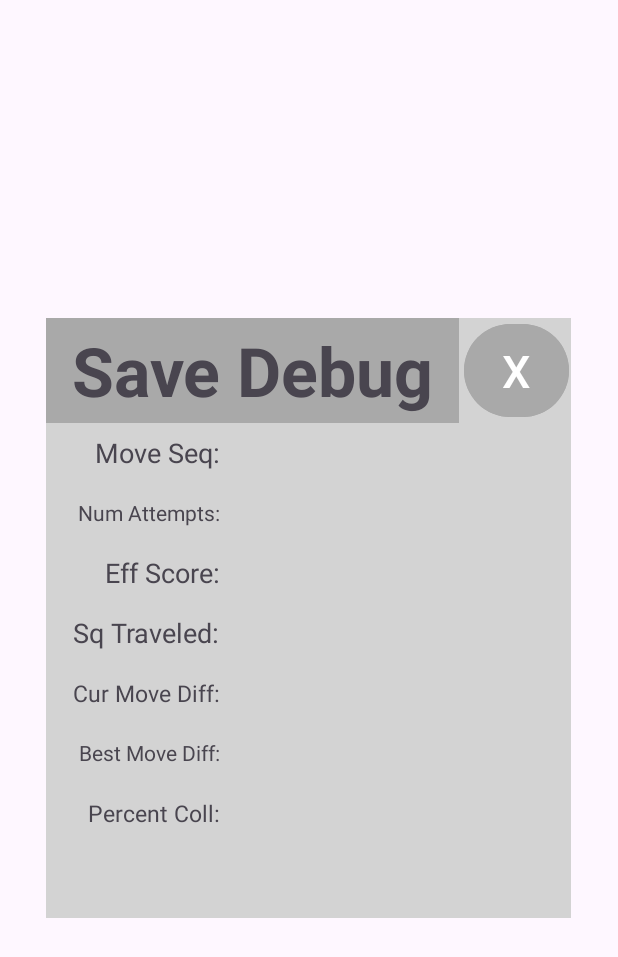
After one commit to GrahamMJohnson/RobotPuzzleGame, an Android app: the layout save_debug_dialog.xml on its own in the app's theme, with its tools: preview values and no code run, on a phone screen of 412 x 824 dp. The commit adds this screen. Shown: the top 957 px of the screen. Run offline under Robolectric (Android 15) with nearby library versions, the phone set to English and light mode, and no system bars.

Commit message:
Merged PR 40: Rewrote the save function to use JSON Objects, created a save debug alert, and implemented the save function.
Rewrote Save Function - Uses JSON Objects so that different levels can store data to different shared preferences entries.

Save Debug Alert - Something engineers can use to see what data is saved and make sure that the data is saving properly.

Implemented Save Function - Added lines of placeholder code to the back button click listener to save placeholder values. Once we start saving required data for next time, the placeholder data can be replaced with real variables.

Related work items: #90, #133, #138

```diff
--- /dev/null
+++ b/app/src/main/res/layout/save_debug_dialog.xml
@@ -0,0 +1,154 @@
+<?xml version="1.0" encoding="utf-8"?>
+<RelativeLayout xmlns:android="http://schemas.android.com/apk/res/android"
+    android:layout_width="350sp"
+    android:layout_height="400sp"
+    android:background="@color/light_grey"
+    android:layout_gravity="center">
+
+    <TextView
+        android:id="@+id/save_debug_header"
+        android:layout_width="275sp"
+        android:layout_height="70sp"
+        android:text="@string/save_debug_header"
+        android:textSize="45sp"
+        android:background="@color/dark_gray"
+        android:textStyle="bold"
+        android:gravity="center"/>
+
+    <TextView
+        android:id="@+id/save_title_moveSequence"
+        android:layout_width="100sp"
+        android:layout_height="40sp"
+        android:layout_below="@id/save_debug_header"
+        android:layout_marginHorizontal="15sp"
+        android:textSize="18sp"
+        android:gravity="end|center_vertical"
+        android:text="@string/save_debug_moveSeq"/>
+
+    <TextView
+        android:id="@+id/save_title_numberOfAttempts"
+        android:layout_width="100sp"
+        android:layout_height="40sp"
+        android:layout_below="@id/save_title_moveSequence"
+        android:layout_marginHorizontal="15sp"
+        android:textSize="14sp"
+        android:gravity="end|center_vertical"
+        android:text="@string/save_debug_numAttempts"/>
+
+    <TextView
+        android:id="@+id/save_title_efficiencyScore"
+        android:layout_width="100sp"
+        android:layout_height="40sp"
+        android:layout_below="@id/save_title_numberOfAttempts"
+        android:layout_marginHorizontal="15sp"
+        android:textSize="18sp"
+        android:gravity="end|center_vertical"
+        android:text="@string/save_debug_effScore"/>
+
+    <TextView
+        android:id="@+id/save_title_totalSquaresTraveled"
+        android:layout_width="100sp"
+        android:layout_height="40sp"
+        android:layout_below="@id/save_title_efficiencyScore"
+        android:layout_marginHorizontal="15sp"
+        android:textSize="18sp"
+        android:gravity="end|center_vertical"
+        android:text="@string/save_debug_totalSquares"/>
+
+    <TextView
+        android:id="@+id/save_title_currentMoveDifference"
+        android:layout_width="100sp"
+        android:layout_height="40sp"
+        android:layout_below="@id/save_title_totalSquaresTraveled"
+        android:layout_marginHorizontal="15sp"
+        android:textSize="15sp"
+        android:gravity="end|center_vertical"
+        android:text="@string/save_debug_curMoveDiff"/>
+
+    <TextView
+        android:id="@+id/save_title_bestMoveDifference"
+        android:layout_width="100sp"
+        android:layout_height="40sp"
+        android:layout_below="@id/save_title_currentMoveDifference"
+        android:layout_marginHorizontal="15sp"
+        android:textSize="14sp"
+        android:gravity="end|center_vertical"
+        android:text="@string/save_debug_bestMoveDiff"/>
+
+    <TextView
+        android:id="@+id/save_title_percentageCollectiblesCollected"
+        android:layout_width="100sp"
+        android:layout_height="40sp"
+        android:layout_below="@id/save_title_bestMoveDifference"
+        android:layout_marginHorizontal="15sp"
+        android:textSize="15sp"
+        android:gravity="end|center_vertical"
+        android:text="@string/save_debug_percentColl"/>
+
+    <Button
+        android:id="@+id/save_debug_close"
+        android:layout_width="70sp"
+        android:layout_height="70sp"
+        android:layout_marginStart="278.5sp"
+        android:text="@string/save_debug_close"
+        android:textSize="30sp"
+        android:gravity="center"
+        android:backgroundTint="@color/dark_gray"/>
+
+    <TextView
+        android:id="@+id/save_content_moveSequence"
+        android:layout_width="100sp"
+        android:layout_height="40sp"
+        android:layout_below="@id/save_debug_header"
+        android:layout_marginStart="150sp"
+        android:gravity="center"/>
+
+    <TextView
+        android:id="@+id/save_content_numberOfAttempts"
+        android:layout_width="100sp"
+        android:layout_height="40sp"
+        android:layout_below="@id/save_title_moveSequence"
+        android:layout_marginStart="150sp"
+        android:gravity="center"/>
+
+    <TextView
+        android:id="@+id/save_content_efficiencyScore"
+        android:layout_width="100sp"
+        android:layout_height="40sp"
+        android:layout_below="@id/save_title_numberOfAttempts"
+        android:layout_marginStart="150sp"
+        android:gravity="center"/>
+
+    <TextView
+        android:id="@+id/save_content_totalSquaresTraveled"
+        android:layout_width="100sp"
+        android:layout_height="40sp"
+        android:layout_below="@id/save_title_efficiencyScore"
+        android:layout_marginStart="150sp"
+        android:gravity="center"/>
+
+    <TextView
+        android:id="@+id/save_content_currentMoveDifference"
+        android:layout_width="100sp"
+        android:layout_height="40sp"
+        android:layout_below="@id/save_title_totalSquaresTraveled"
+        android:layout_marginStart="150sp"
+        android:gravity="center"/>
+
+    <TextView
+        android:id="@+id/save_content_bestMoveDifference"
+        android:layout_width="100sp"
+        android:layout_height="40sp"
+        android:layout_below="@id/save_title_currentMoveDifference"
+        android:layout_marginStart="150sp"
+        android:gravity="center"/>
+
+    <TextView
+        android:id="@+id/save_content_percentageCollectiblesCollected"
+        android:layout_width="100sp"
+        android:layout_height="40sp"
+        android:layout_below="@id/save_title_bestMoveDifference"
+        android:layout_marginStart="150sp"
+        android:gravity="center"/>
+
+</RelativeLayout>
--- a/app/src/main/res/values/strings.xml
+++ b/app/src/main/res/values/strings.xml
@@ -16,4 +16,13 @@
     <string name="level_win_button1">Retry</string>
     <string name="level_win_button2">Next Level</string>
     <string name="level_win_button3">Last Level</string>
+    <string name="save_debug_header">Save Debug</string>
+    <string name="save_debug_close">X</string>
+    <string name="save_debug_moveSeq">Move Seq:</string>
+    <string name="save_debug_numAttempts">Num Attempts:</string>
+    <string name="save_debug_effScore">Eff Score:</string>
+    <string name="save_debug_totalSquares">Sq Traveled:</string>
+    <string name="save_debug_curMoveDiff">Cur Move Diff:</string>
+    <string name="save_debug_bestMoveDiff">Best Move Diff:</string>
+    <string name="save_debug_percentColl">Percent Coll:</string>
 </resources>
```
Also changed, not shown: app/src/main/java/cos420/robotrally/MainActivity.java (+77 -2 lines), app/src/main/java/cos420/robotrally/models/RobotRallySave.java (+275 -138 lines).
